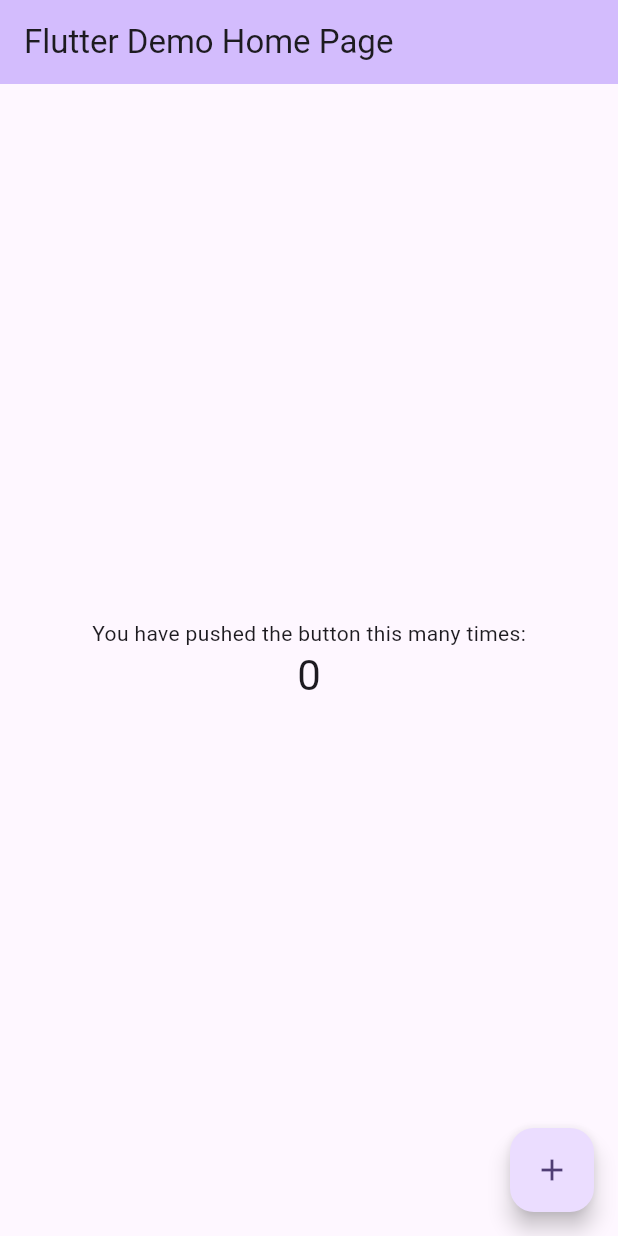
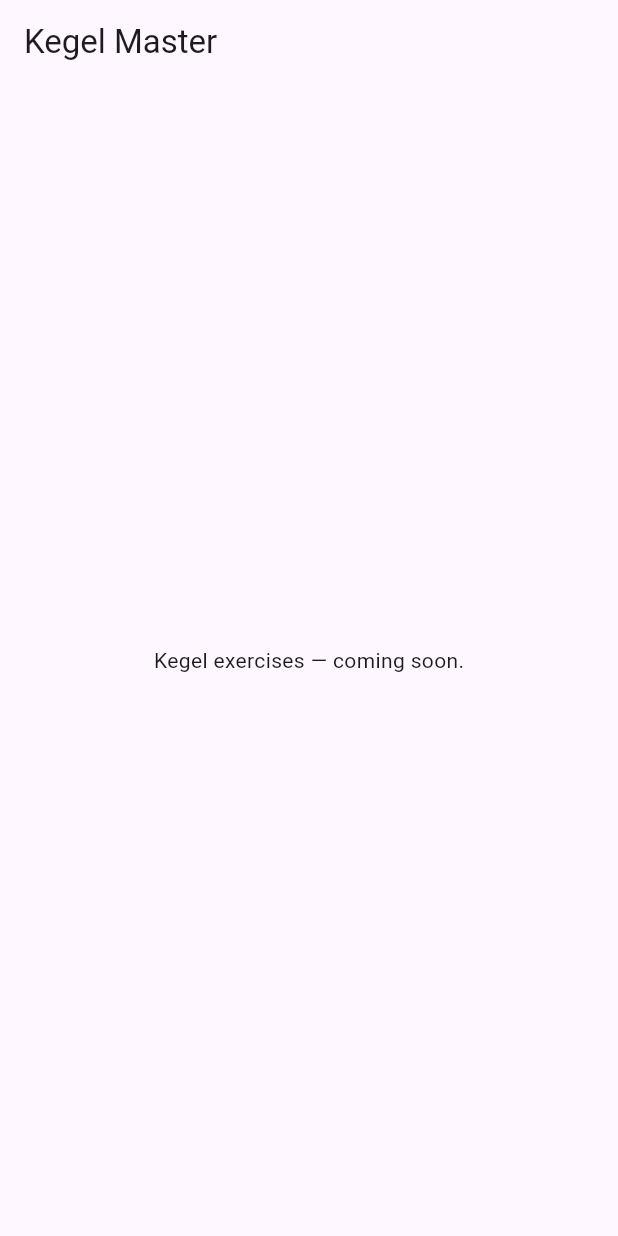
Before and after one commit to tejamaripuri/kegel_master, a Flutter app: the screen it shows after launch, on a phone screen of 412 x 824 dp. Run offline on Flutter 3.47's test engine with Material 3 defaults, Android fonts, the phone set to English and light mode, and no system bars.

Commit message:
Refactor project name and description to "Kegel Master" with updated metadata across various files for consistency.

```diff
--- a/lib/main.dart
+++ b/lib/main.dart
@@ -1,121 +1,23 @@
 import 'package:flutter/material.dart';
 
 void main() {
-  runApp(const MyApp());
+  runApp(const KegelMasterApp());
 }
 
-class MyApp extends StatelessWidget {
-  const MyApp({super.key});
+class KegelMasterApp extends StatelessWidget {
+  const KegelMasterApp({super.key});
 
-  // This widget is the root of your application.
   @override
   Widget build(BuildContext context) {
     return MaterialApp(
-      title: 'Flutter Demo',
+      title: 'Kegel Master',
       theme: ThemeData(
-        // This is the theme of your application.
-        //
-        // TRY THIS: Try running your application with "flutter run". You'll see
-        // the application has a purple toolbar. Then, without quitting the app,
-        // try changing the seedColor in the colorScheme below to Colors.green
-        // and then invoke "hot reload" (save your changes or press the "hot
-        // reload" button in a Flutter-supported IDE, or press "r" if you used
-        // the command line to start the app).
-        //
-        // Notice that the counter didn't reset back to zero; the application
-        // state is not lost during the reload. To reset the state, use hot
-        // restart instead.
-        //
-        // This works for code too, not just values: Most code changes can be
-        // tested with just a hot reload.
-        colorScheme: .fromSeed(seedColor: Colors.deepPurple),
+        colorScheme: ColorScheme.fromSeed(seedColor: Colors.deepPurple),
+        useMaterial3: true,
       ),
-      home: const MyHomePage(title: 'Flutter Demo Home Page'),
-    );
-  }
-}
-
-class MyHomePage extends StatefulWidget {
-  const MyHomePage({super.key, required this.title});
-
-  // This widget is the home page of your application. It is stateful, meaning
-  // that it has a State object (defined below) that contains fields that affect
-  // how it looks.
-
-  // This class is the configuration for the state. It holds the values (in this
-  // case the title) provided by the parent (in this case the App widget) and
-  // used by the build method of the State. Fields in a Widget subclass are
-  // always marked "final".
-
-  final String title;
-
-  @override
-  State<MyHomePage> createState() => _MyHomePageState();
-}
-
-class _MyHomePageState extends State<MyHomePage> {
-  int _counter = 0;
-
-  void _incrementCounter() {
-    setState(() {
-      // This call to setState tells the Flutter framework that something has
-      // changed in this State, which causes it to rerun the build method below
-      // so that the display can reflect the updated values. If we changed
-      // _counter without calling setState(), then the build method would not be
-      // called again, and so nothing would appear to happen.
-      _counter++;
-    });
-  }
-
-  @override
-  Widget build(BuildContext context) {
-    // This method is rerun every time setState is called, for instance as done
-    // by the _incrementCounter method above.
-    //
-    // The Flutter framework has been optimized to make rerunning build methods
-    // fast, so that you can just rebuild anything that needs updating rather
-    // than having to individually change instances of widgets.
-    return Scaffold(
-      appBar: AppBar(
-        // TRY THIS: Try changing the color here to a specific color (to
-        // Colors.amber, perhaps?) and trigger a hot reload to see the AppBar
-        // change color while the other colors stay the same.
-        backgroundColor: Theme.of(context).colorScheme.inversePrimary,
-        // Here we take the value from the MyHomePage object that was created by
-        // the App.build method, and use it to set our appbar title.
-        title: Text(widget.title),
-      ),
-      body: Center(
-        // Center is a layout widget. It takes a single child and positions it
-        // in the middle of the parent.
-        child: Column(
-          // Column is also a layout widget. It takes a list of children and
-          // arranges them vertically. By default, it sizes itself to fit its
-          // children horizontally, and tries to be as tall as its parent.
-          //
-          // Column has various properties to control how it sizes itself and
-          // how it positions its children. Here we use mainAxisAlignment to
-          // center the children vertically; the main axis here is the vertical
-          // axis because Columns are vertical (the cross axis would be
-          // horizontal).
-          //
-          // TRY THIS: Invoke "debug painting" (choose the "Toggle Debug Paint"
-          // action in the IDE, or press "p" in the console), to see the
-          // wireframe for each widget.
-          mainAxisAlignment: .center,
-          children: [
-            const Text('You have pushed the button this many times:'),
-            Text(
-              '$_counter',
-              style: Theme.of(context).textTheme.headlineMedium,
-            ),
-          ],
-        ),
-      ),
-      floatingActionButton: FloatingActionButton(
-        onPressed: _incrementCounter,
-        tooltip: 'Increment',
-        child: const Icon(Icons.add),
+      home: Scaffold(
+        appBar: AppBar(title: const Text('Kegel Master')),
+        body: const Center(child: Text('Kegel exercises — coming soon.')),
       ),
     );
   }
--- a/pubspec.yaml
+++ b/pubspec.yaml
@@ -1,5 +1,5 @@
 name: kegel_master
-description: "A new Flutter project."
+description: "Kegel Master — guided pelvic floor exercise sessions."
 # The following line prevents the package from being accidentally published to
 # pub.dev using `flutter pub publish`. This is preferred for private packages.
 publish_to: 'none' # Remove this line if you wish to publish to pub.dev
```
Also changed, not shown: 8 other files.
